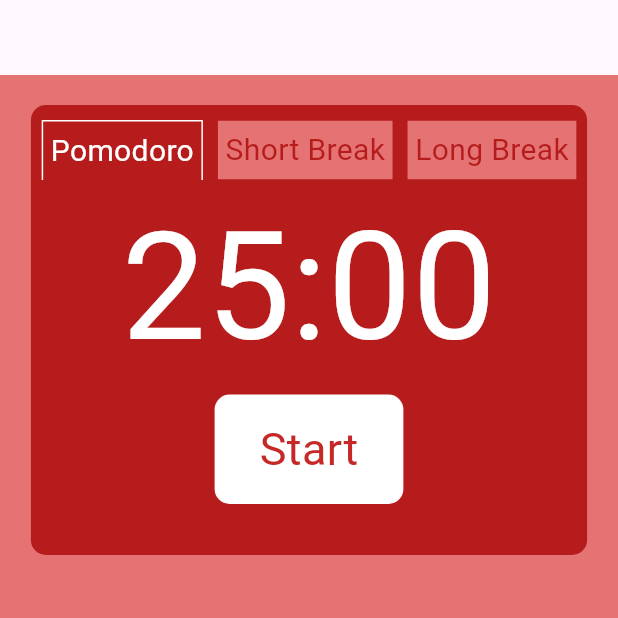
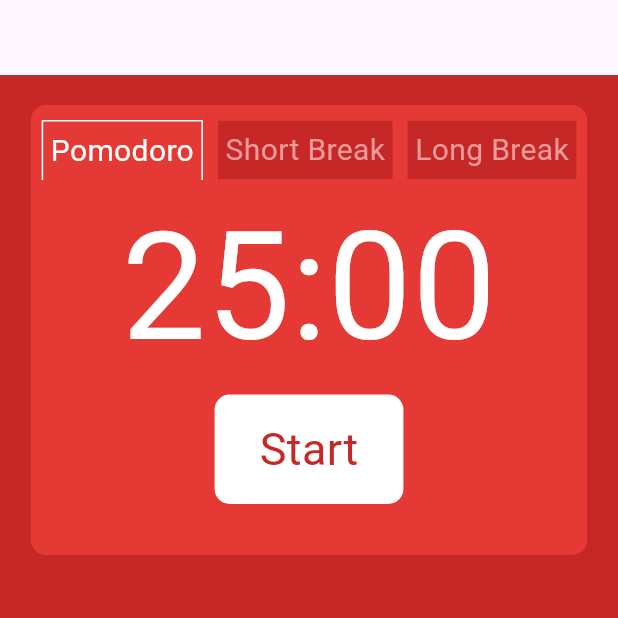
Before and after one commit to dmmaia/pomodoro_timer_flutter, a Flutter app: the screen it shows after launch, on a phone screen of 412 x 824 dp, the top half of it. Run offline on Flutter 3.47's test engine with Material 2 defaults, Android fonts, the phone set to English and light mode, and no system bars; our stand-ins replace flutter_mobx, mobx; generated files the repository leaves out were written again.

Commit message:
style: app colors changed

```diff
--- a/lib/main.dart
+++ b/lib/main.dart
@@ -76,7 +76,7 @@
         body: Container(
       margin: EdgeInsets.only(top: 50),
       decoration: BoxDecoration(
-        color: Colors.red[300],
+        color: Colors.red[800],
       ),
       width: MediaQuery.of(context).size.width,
       child: Column(
--- a/lib/timer.dart
+++ b/lib/timer.dart
@@ -94,7 +94,7 @@ class _TimerWidgetState extends State<TimerWidget> {
       margin: EdgeInsets.only(top: 20),
       height: 300,
       decoration: BoxDecoration(
-        color: Colors.red[900],
+        color: Colors.red[600],
         borderRadius: BorderRadius.circular(10),
       ),
       child: Column(
@@ -117,8 +117,8 @@ class _TimerWidgetState extends State<TimerWidget> {
                   padding: EdgeInsetsDirectional.fromSTEB(5, 5, 5, 5),
                   decoration: BoxDecoration(
                     color: store.timerTable == "pomodoro"
-                        ? Colors.red[900]
-                        : Colors.red.shade300,
+                        ? Colors.red[600]
+                        : Colors.red.shade800,
                     border: store.timerTable == "pomodoro"
                         ? Border(
                             right: BorderSide(color: Colors.white),
@@ -132,7 +132,7 @@ class _TimerWidgetState extends State<TimerWidget> {
                         fontSize: 20,
                         color: store.timerTable == "pomodoro"
                             ? Colors.white
-                            : Colors.red[900]),
+                            : Colors.red[200]),
                   ),
                 ),
               ),
@@ -151,8 +151,8 @@ class _TimerWidgetState extends State<TimerWidget> {
                   padding: EdgeInsetsDirectional.fromSTEB(5, 5, 5, 5),
                   decoration: BoxDecoration(
                     color: store.timerTable == "short_break"
-                        ? Colors.red[900]
-                        : Colors.red.shade300,
+                        ? Colors.red[600]
+                        : Colors.red.shade800,
                     border: store.timerTable == "short_break"
                         ? Border(
                             right: BorderSide(color: Colors.white),
@@ -166,7 +166,7 @@ class _TimerWidgetState extends State<TimerWidget> {
                         fontSize: 20,
                         color: store.timerTable == "short_break"
                             ? Colors.white
-                            : Colors.red[900]),
+                            : Colors.red[200]),
                   ),
                 ),
               ),
@@ -185,8 +185,8 @@ class _TimerWidgetState extends State<TimerWidget> {
                   padding: EdgeInsetsDirectional.fromSTEB(5, 5, 5, 5),
                   decoration: BoxDecoration(
                     color: store.timerTable == "long_break"
-                        ? Colors.red[900]
-                        : Colors.red.shade300,
+                        ? Colors.red[600]
+                        : Colors.red.shade800,
                     border: store.timerTable == "long_break"
                         ? Border(
                             right: BorderSide(color: Colors.white),
@@ -200,7 +200,7 @@ class _TimerWidgetState extends State<TimerWidget> {
                         fontSize: 20,
                         color: store.timerTable == "long_break"
                             ? Colors.white
-                            : Colors.red[900]),
+                            : Colors.red[200]),
                   ),
                 ),
               )
@@ -227,7 +227,7 @@ class _TimerWidgetState extends State<TimerWidget> {
                       "Pause",
                       style: TextStyle(
                         fontSize: 30,
-                        color: Colors.black,
+                        color: Colors.red[900],
                       ),
                     ),
                   )
```
